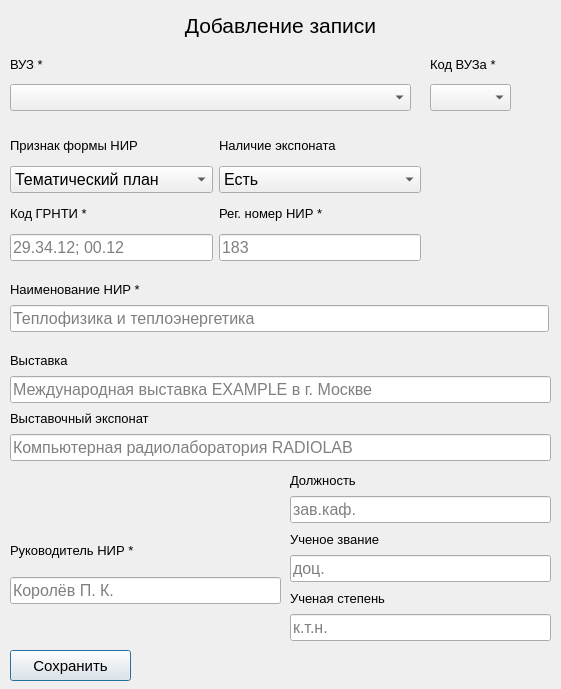
Old version of the form ui/create_vistavka_entry.ui in the repository came0987/dbms_mpei.
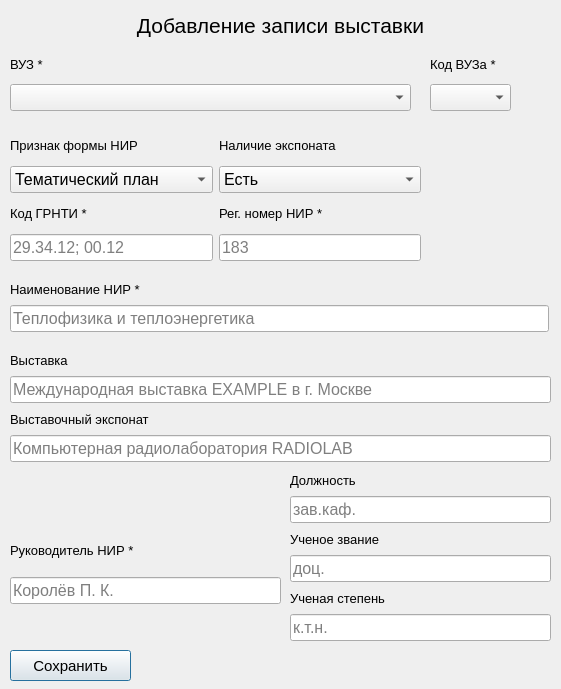
New version of the form.

What changed in the file:
```diff
--- a/ui/create_vistavka_entry.ui
+++ b/ui/create_vistavka_entry.ui
@@ -28,7 +28,7 @@
     </font>
    </property>
    <property name="text">
-    <string>Добавление записи</string>
+    <string>Добавление записи выставки</string>
    </property>
    <property name="alignment">
     <set>Qt::AlignmentFlag::AlignCenter</set>
@@ -250,7 +250,7 @@
      <x>10</x>
      <y>350</y>
      <width>541</width>
-     <height>111</height>
+     <height>112</height>
     </rect>
    </property>
    <layout class="QVBoxLayout" name="verticalLayout_14">
@@ -539,7 +539,7 @@
     <string/>
    </property>
   </widget>
-  <widget class="QWidget" name="">
+  <widget class="QWidget" name="layoutWidget">
    <property name="geometry">
     <rect>
      <x>10</x>
@@ -625,7 +625,7 @@
     <rect>
      <x>10</x>
      <y>110</y>
-     <width>221</width>
+     <width>301</width>
      <height>16</height>
     </rect>
    </property>
```
Left out of the diff: 2 changed lines with no effect on the pictures.
